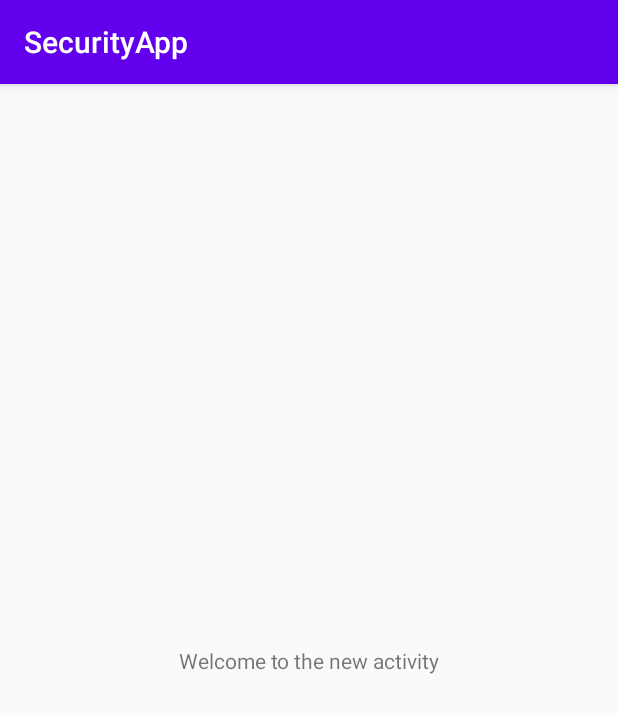
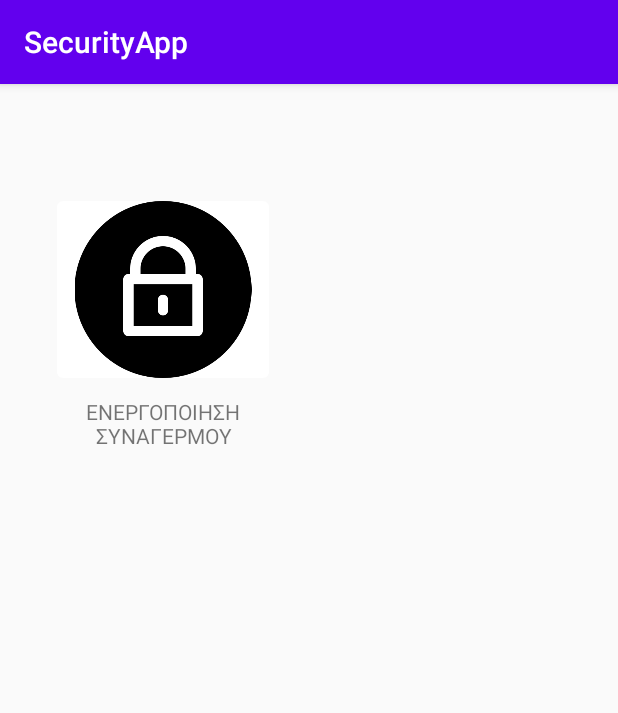
Before and after one commit to tzwnk/SecurityApp, an Android app: the HomePageActivity screen opened directly, with no data from a screen before it, on a phone screen of 412 x 824 dp. Shown: the top 713 px of the screen. Run offline under Robolectric (Android 15) with nearby library versions, the phone set to English and light mode, and no system bars.

Commit message:
New image button to control the alarm. (enalbe/disable). When pressed a prompt message appears so that user has a second chance to correct the action.

```diff
--- a/app/src/main/java/com/example/securityapp/home/HomePageActivity.java
+++ b/app/src/main/java/com/example/securityapp/home/HomePageActivity.java
@@ -2,35 +2,81 @@ package com.example.securityapp.home;
 
 import androidx.appcompat.app.AppCompatActivity;
 
-import android.content.Intent;
+import android.app.AlertDialog;
 import android.os.Bundle;
-import android.os.CountDownTimer;
-import android.os.Handler;
-import android.os.SystemClock;
+import android.view.View;
+import android.widget.ImageButton;
+import android.widget.TextView;
 import android.widget.Toast;
 
 import com.example.securityapp.R;
 import com.example.securityapp.ui.login.LoginActivity;
 
-public class HomePageActivity extends AppCompatActivity {
+public class HomePageActivity extends AppCompatActivity
+                            implements View.OnClickListener {
+
+    ImageButton btnAlarm;
+    TextView txtAlarm;
 
     @Override
-    protected void onCreate(Bundle savedInstanceState) {
+    public void onCreate(Bundle savedInstanceState) {
         super.onCreate(savedInstanceState);
         setContentView(R.layout.activity_home_page);
+        btnAlarm = findViewById(R.id.btnEnableAlarm);
+        btnAlarm.setOnClickListener(this);
+        txtAlarm = findViewById(R.id.txtAlarm);
+    }
 
+    public void onClick(View v) {
+        switch (v.getId()) {
+            case R.id.btnEnableAlarm:
+                promptVerification(LoginActivity.isAlarmActive);
 
-        Toast.makeText(getApplicationContext(), "Resetting app in 3 secs.",
-                Toast.LENGTH_SHORT).show();
+        }
+    }
 
-        new Handler().postDelayed(new Runnable() {
-            @Override
-            public void run() {
-                final Intent mainIntent = new Intent(HomePageActivity.this, LoginActivity.class);
-                startActivity(mainIntent);
-                finish();
-            }
-        }, 2500);
+    private void promptVerification(Boolean isAlarmActive) {
+        String actionWord = "ενεργοποιήσετε";
+        String resultWord = "ενεργοποιήθηκε";
+        int style = R.style.AlertDialog_Disabled;
 
+        if (isAlarmActive) {
+            actionWord = "απενεργοποιήσετε";
+            resultWord = "απενεργοποιήθηκε";
+            style = R.style.AlertDialog_Enabled;
+        }
+
+        String finalResultWord = resultWord;
+        new AlertDialog.Builder(HomePageActivity.this, R.style.AlertDialog_Enabled)
+            .setCancelable(true)
+            .setTitle("ΕΠΙΒΕΒΑΙΩΣΗ")
+            .setMessage("Είστε σίγουρος ότι θέλετε να " + actionWord + " το συναγερμό;")
+            .setPositiveButton("ΝΑΙ", (dialog, which) -> {
+                Toast.makeText(getApplicationContext(),
+                        "Ο συναγερμός " + finalResultWord + "!",
+                        Toast.LENGTH_LONG).show();
+                changeButtons(LoginActivity.isAlarmActive);
+                LoginActivity.isAlarmActive = !LoginActivity.isAlarmActive;
+                dialog.cancel();
+            })
+            .setNegativeButton("ΟΧΙ", (dialog, which) -> {
+                dialog.cancel();
+            })
+            .create()
+            .show();
     }
+
+    private void changeButtons(Boolean isAlarmActive) {
+        if (isAlarmActive) {
+            btnAlarm.setImageResource(R.drawable.lock);
+            txtAlarm.setText("ΕΝΕΡΓΟΠΟΙΗΣΗ ΣΥΝΑΓΕΡΜΟΥ");
+        } else {
+            btnAlarm.setImageResource(R.drawable.unlock);
+            txtAlarm.setText("ΑΠΕΝΕΡΓΟΠΟΙΗΣΗ ΣΥΝΑΓΕΡΜΟΥ");
+        }
+    }
+
+    //TODO: 1) kleidwma (me parathuro epivevaiwsis), 2) ksekleidwma, 3) rythmiseis (alli selida),
+    // allakse glwssa kai kwdikous
+
 }
--- a/app/src/main/java/com/example/securityapp/ui/login/LoginActivity.java
+++ b/app/src/main/java/com/example/securityapp/ui/login/LoginActivity.java
@@ -29,6 +29,7 @@ public class LoginActivity extends AppCompatActivity
     private LoginViewModel loginViewModel;
     private final String defaultPhrase = "Please type password";
     private int counter = 3;
+    static public boolean isAlarmActive = false;
 
     private TextView attemptsInfo;
     private TextView inputDisplay;
@@ -84,9 +85,6 @@ public class LoginActivity extends AppCompatActivity
                 }
             }
         });
-
-
-
 
         if (android.os.Build.VERSION.SDK_INT >= android.os.Build.VERSION_CODES.M) {
 
--- /dev/null
+++ b/app/src/main/res/drawable/rounded_bg.xml
@@ -0,0 +1,11 @@
+<shape xmlns:android="http://schemas.android.com/apk/res/android"
+        android:shape="rectangle">
+
+    <solid android:color="#ffffff" />
+    <corners
+            android:bottomLeftRadius="4dp"
+            android:bottomRightRadius="4dp"
+            android:topLeftRadius="4dp"
+            android:topRightRadius="4dp" />
+
+</shape>
--- /dev/null
+++ b/app/src/main/res/drawable/rounded_bg_selected.xml
@@ -0,0 +1,11 @@
+<shape xmlns:android="http://schemas.android.com/apk/res/android"
+        android:shape="rectangle">
+
+    <solid android:color="#ff0000" />
+    <corners
+            android:bottomLeftRadius="4dp"
+            android:bottomRightRadius="4dp"
+            android:topLeftRadius="4dp"
+            android:topRightRadius="4dp" />
+
+</shape>
--- /dev/null
+++ b/app/src/main/res/drawable/selectable_button_bg.xml
@@ -0,0 +1,7 @@
+<?xml version="1.0" encoding="utf-8"?>
+<selector xmlns:android="http://schemas.android.com/apk/res/android">
+    <item android:state_pressed="true"
+            android:drawable="@drawable/rounded_bg_selected" />
+    <item  android:state_focused="false"
+            android:drawable="@drawable/rounded_bg" />
+</selector>
--- a/app/src/main/res/layout/activity_home_page.xml
+++ b/app/src/main/res/layout/activity_home_page.xml
@@ -6,13 +6,28 @@
         android:layout_height="match_parent"
         tools:context=".home.HomePageActivity">
 
+    <ImageButton
+            android:layout_width="141dp"
+            android:layout_height="118dp"
+            app:srcCompat="@drawable/lock"
+            android:id="@+id/btnEnableAlarm"
+            android:scaleType="fitCenter"
+            android:background="@drawable/selectable_button_bg"
+            app:layout_constraintBottom_toBottomOf="parent"
+            app:layout_constraintTop_toTopOf="parent"
+            app:layout_constraintStart_toStartOf="parent"
+            app:layout_constraintEnd_toEndOf="parent"
+            app:layout_constraintVertical_bias="0.12"
+            app:layout_constraintHorizontal_bias="0.14" />
+
     <TextView
-            android:text="Welcome to the new activity"
-            android:layout_width="wrap_content"
-            android:layout_height="wrap_content"
-            android:id="@+id/welcomeMsg"
-            app:layout_constraintTop_toTopOf="parent"
-            app:layout_constraintBottom_toBottomOf="parent"
-            app:layout_constraintStart_toStartOf="parent"
-            app:layout_constraintEnd_toEndOf="parent" />
+            android:layout_width="141dp"
+            android:layout_height="61dp"
+            android:inputType="textMultiLine"
+            android:gravity="center"
+            android:text="ΕΝΕΡΓΟΠΟΙΗΣΗ ΣΥΝΑΓΕΡΜΟΥ"
+            android:ems="10"
+            android:id="@+id/txtAlarm"
+            app:layout_constraintStart_toStartOf="@+id/btnEnableAlarm"
+            app:layout_constraintTop_toBottomOf="@+id/btnEnableAlarm" />
 </androidx.constraintlayout.widget.ConstraintLayout>
--- a/app/src/main/res/values/styles.xml
+++ b/app/src/main/res/values/styles.xml
@@ -8,4 +8,17 @@
         <item name="colorAccent">@color/colorAccent</item>
     </style>
 
+    <style name="AlertDialog_Enabled" parent="Base.Theme.AppCompat.Light.Dialog">
+        <item name="android:textColor">#000000</item>
+        <item name="android:textColorPrimary">#595959</item>
+        <item name="android:colorAccent">#F44336</item>
+    </style>
+
+    <style name="AlertDialog_Disabled" parent="Base.Theme.AppCompat.Light.Dialog">
+        <item name="android:textColor">#000000</item>
+        <item name="android:textColorPrimary">#595959</item>
+        <item name="android:colorAccent">#1b5e20</item>
+    </style>
+
+
 </resources>
```
Also changed, not shown: app/src/main/res/drawable/insurance.png (added), app/src/main/res/drawable/lock.png (added), app/src/main/res/drawable/shield.png (added), app/src/main/res/drawable/unlock.png (added).
